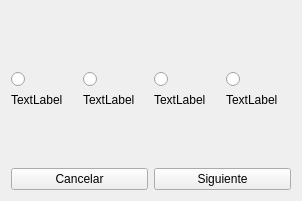
This is selectplayer.ui in Joscart/Juego-OCA as Qt 5 draws it before an edit. The edited form follows.
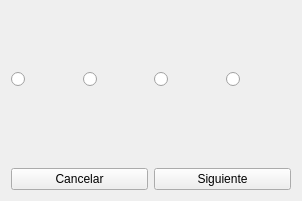
This is the edited form.

```diff
--- a/selectplayer.ui
+++ b/selectplayer.ui
@@ -167,28 +167,28 @@
      <item>
       <widget class="QLabel" name="lblJugador_1">
        <property name="text">
-        <string>TextLabel</string>
+        <string/>
        </property>
       </widget>
      </item>
      <item>
       <widget class="QLabel" name="lblJugador_2">
        <property name="text">
-        <string>TextLabel</string>
+        <string/>
        </property>
       </widget>
      </item>
      <item>
       <widget class="QLabel" name="lblJugador_3">
        <property name="text">
-        <string>TextLabel</string>
+        <string/>
        </property>
       </widget>
      </item>
      <item>
       <widget class="QLabel" name="lblJugador_4">
        <property name="text">
-        <string>TextLabel</string>
+        <string/>
        </property>
       </widget>
      </item>
```
